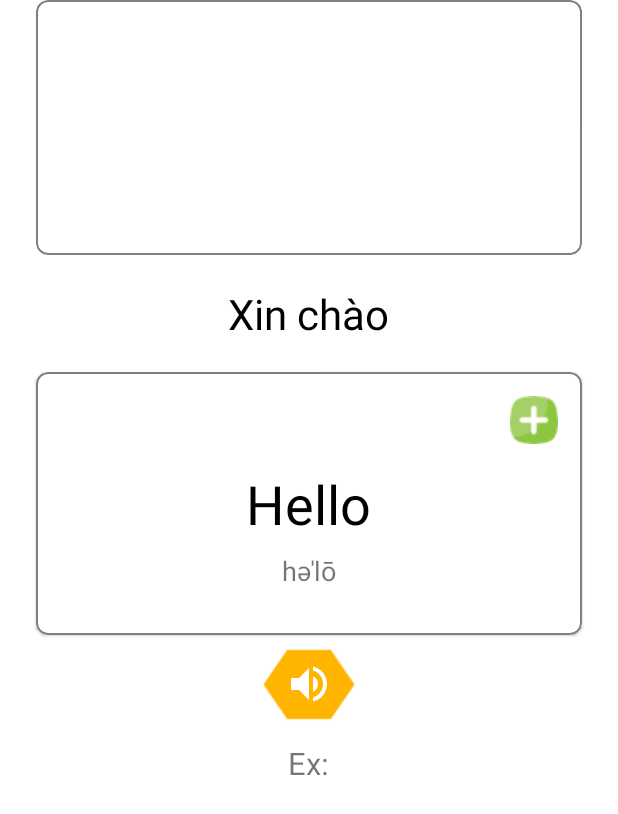
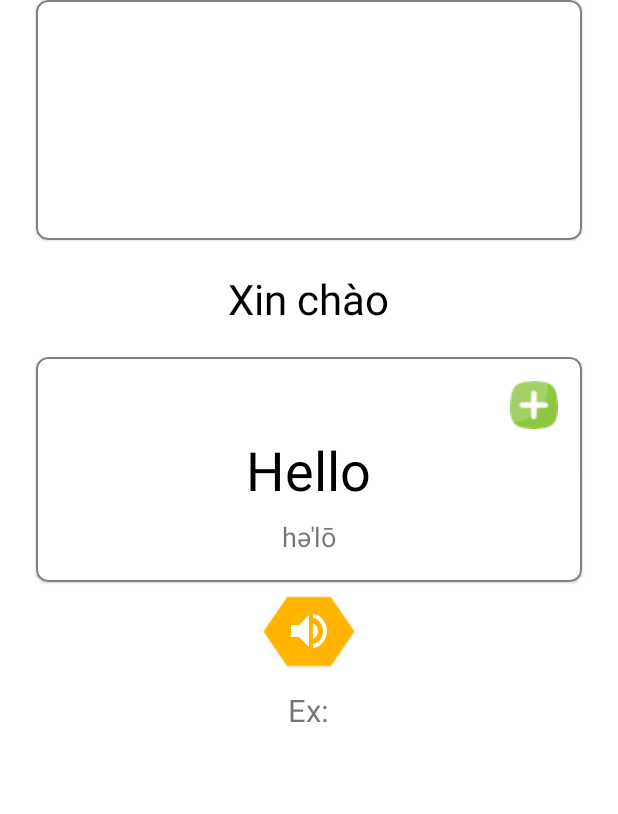
Before and after one commit to trung1999hy/AppEnglish, an Android app: the layout item_vocabulary_word.xml on its own in the app's theme, with its tools: preview values and no code run, on a phone screen of 412 x 824 dp. Shown: the top 814 px of the screen. Run offline under Robolectric (Android 15) with nearby library versions, the phone set to English and light mode, and no system bars.

Commit message:
update layoutWord

```diff
--- a/app/src/main/res/layout/item_vocabulary_word.xml
+++ b/app/src/main/res/layout/item_vocabulary_word.xml
@@ -6,7 +6,7 @@
 
     <com.google.android.material.card.MaterialCardView
         android:layout_width="match_parent"
-        android:layout_height="170dp"
+        android:layout_height="160dp"
         android:layout_marginHorizontal="24dp"
         app:cardCornerRadius="8dp"
         android:id="@+id/layout_iv_word"
@@ -40,7 +40,7 @@
 
     <com.google.android.material.card.MaterialCardView
         android:layout_width="match_parent"
-        android:layout_height="175dp"
+        android:layout_height="150dp"
         android:layout_marginHorizontal="24dp"
         app:cardCornerRadius="8dp"
         android:id="@+id/layout_word"
```
